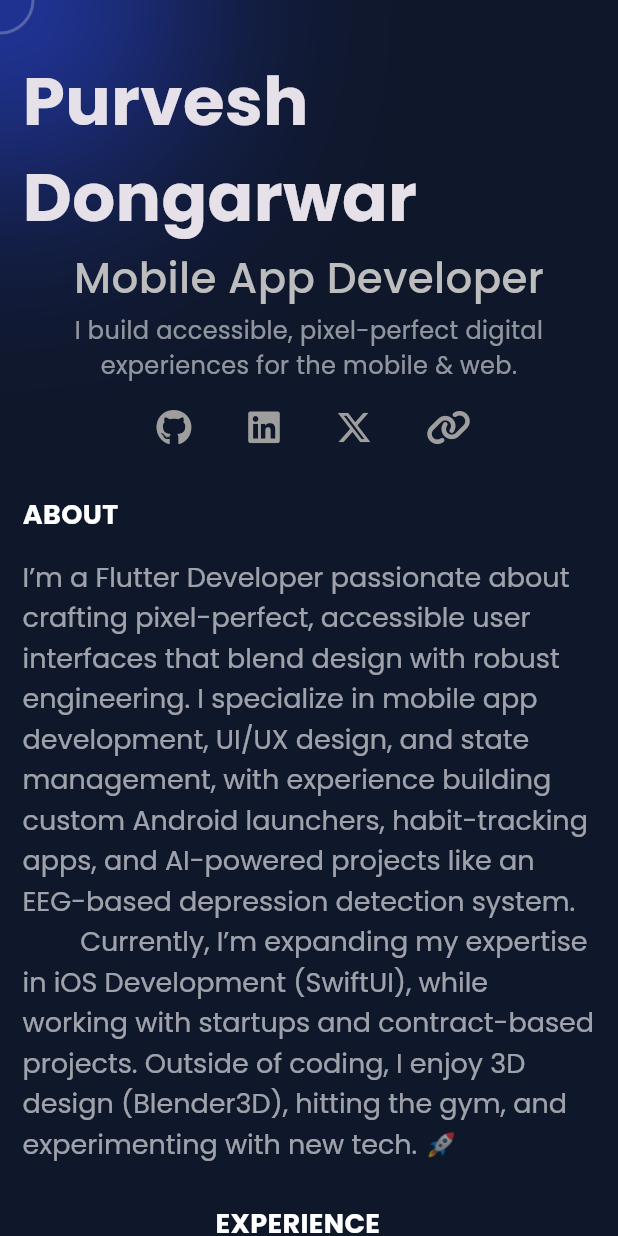
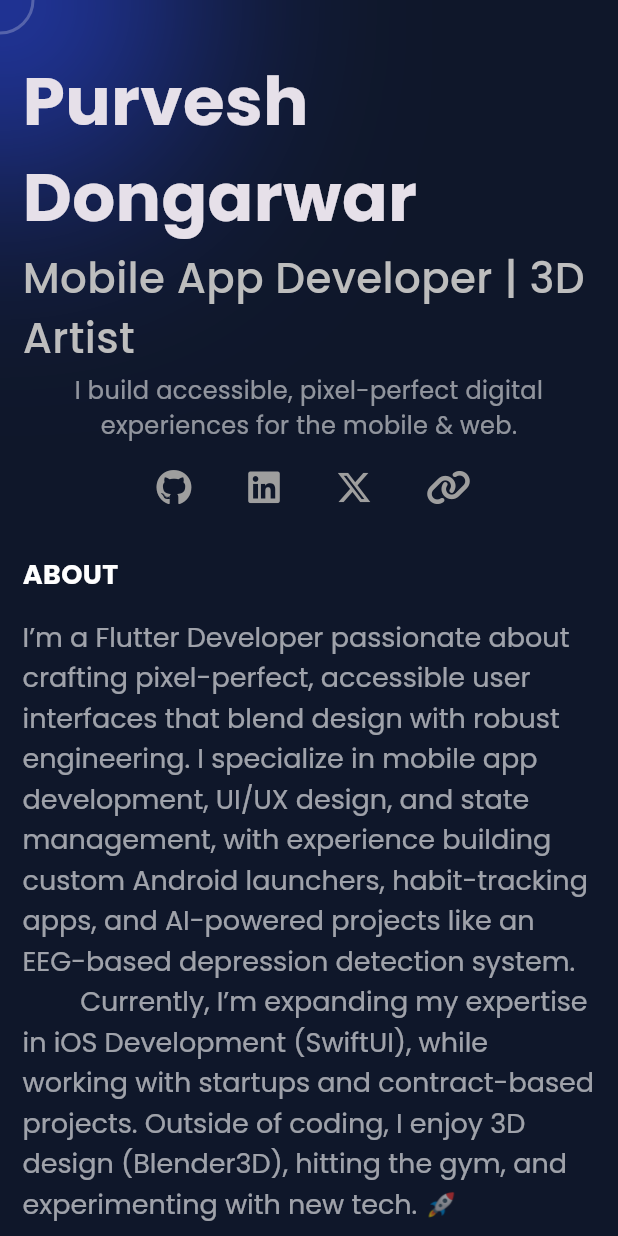
Before and after one commit to purveshxd/purveshxd-portfolio-3.0, a Flutter app: the screen it shows after launch, on a phone screen of 412 x 824 dp. Run offline on Flutter 3.47's test engine with Material 3 defaults, Android fonts, the phone set to English and light mode, and no system bars; our stand-ins replace cloud_firestore, firebase_core, flutter_markdown, font_awesome_flutter, google_fonts, scrollable_positioned_list; accounts and stored records are empty; statements that could not run were skipped.

Commit message:
update:profile_component

```diff
--- a/lib/components/profile_component.dart
+++ b/lib/components/profile_component.dart
@@ -19,7 +19,7 @@ class ProfileComponent extends StatelessWidget {
         ),
         SizedBox(height: MediaQuery.sizeOf(context).width * .005),
         Text(
-          "Mobile App Developer",
+          "Mobile App Developer | 3D Artist",
           style: Style.subHeadingTextStyle,
         ),
         SizedBox(height: MediaQuery.sizeOf(context).width * .01),
```
